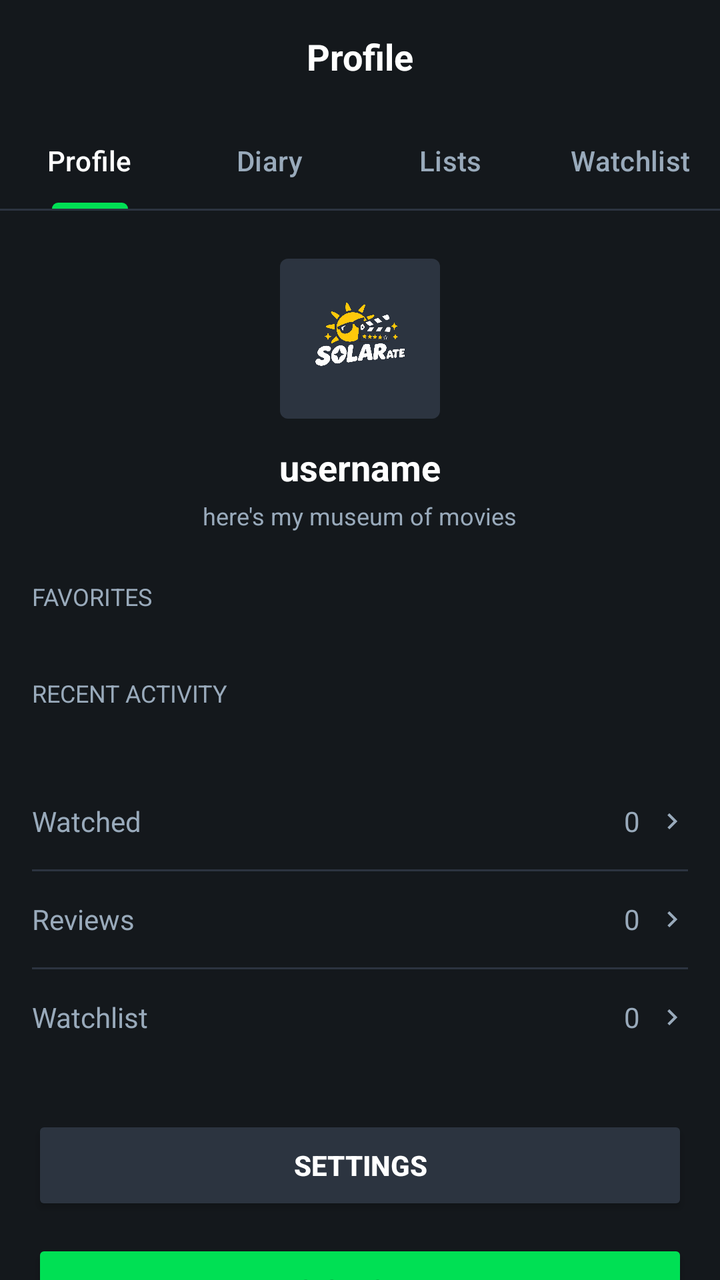
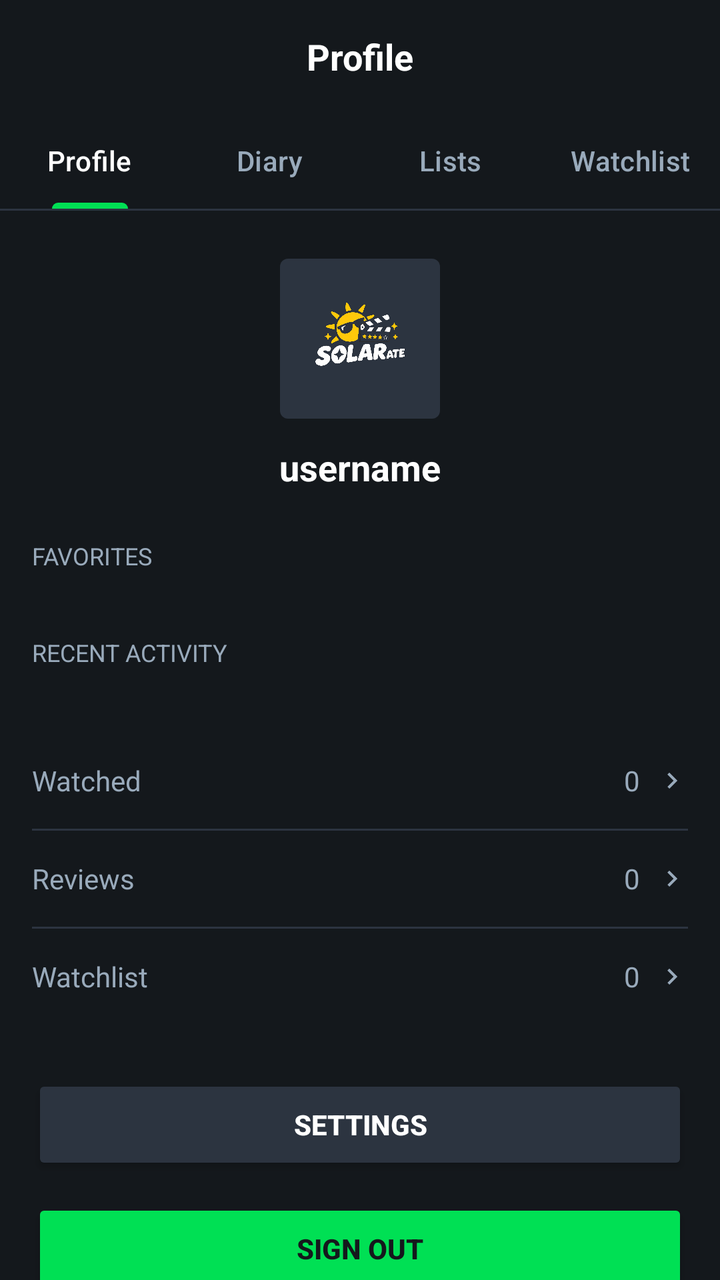

The first picture is an Android layout as it rendered before a commit; the second is the same layout after the commit. The layout source and the unified diff follow.
<!-- AndroidManifest.xml: application theme Theme.Solarate -->
<!-- res/layout/fragment_profile.xml -->
<?xml version="1.0" encoding="utf-8"?>
<LinearLayout xmlns:android="http://schemas.android.com/apk/res/android"
    xmlns:app="http://schemas.android.com/apk/res-auto"
    android:layout_width="match_parent"
    android:layout_height="match_parent"
    android:orientation="vertical"
    android:background="@color/lb_black">

    
    <TextView
        android:layout_width="match_parent"
        android:layout_height="wrap_content"
        android:text="Profile"
        android:textColor="@color/white"
        android:textSize="18sp"
        android:textStyle="bold"
        android:gravity="center"
        android:padding="16dp" />

    <com.google.android.material.tabs.TabLayout
        android:id="@+id/profileTabs"
        android:layout_width="match_parent"
        android:layout_height="wrap_content"
        android:background="@color/lb_black"
        app:tabIndicatorColor="@color/lb_green"
        app:tabSelectedTextColor="@color/white"
        app:tabTextColor="@color/lb_gray"
        app:tabMode="fixed"
        app:tabGravity="fill">
        <com.google.android.material.tabs.TabItem android:text="Profile" />
        <com.google.android.material.tabs.TabItem android:text="Diary" />
        <com.google.android.material.tabs.TabItem android:text="Lists" />
        <com.google.android.material.tabs.TabItem android:text="Watchlist" />
    </com.google.android.material.tabs.TabLayout>

    <View
        android:layout_width="match_parent"
        android:layout_height="1dp"
        android:background="@color/lb_dark" />

    <FrameLayout
        android:layout_width="match_parent"
        android:layout_height="0dp"
        android:layout_weight="1">

        
        <androidx.core.widget.NestedScrollView
            android:id="@+id/panelProfile"
            android:layout_width="match_parent"
            android:layout_height="match_parent">

            <LinearLayout
                android:layout_width="match_parent"
                android:layout_height="wrap_content"
                android:orientation="vertical">

                
                <LinearLayout
                    android:layout_width="match_parent"
                    android:layout_height="wrap_content"
                    android:orientation="vertical"
                    android:gravity="center_horizontal"
                    android:paddingVertical="24dp">

                    <ImageView
                        android:id="@+id/ivProfileAvatar"
                        android:layout_width="80dp"
                        android:layout_height="80dp"
                        android:src="@drawable/logo_solarate"
                        android:background="@drawable/bg_pro_badge"
                        android:backgroundTint="@color/lb_dark"
                        android:padding="12dp"
                        android:layout_marginBottom="12dp" />

                    <TextView
                        android:id="@+id/tvProfileUsernameHeader"
                        android:layout_width="wrap_content"
                        android:layout_height="wrap_content"
                        android:text="username"
                        android:textColor="@color/white"
                        android:textSize="18sp"
                        android:textStyle="bold" />

                    <TextView
                        android:id="@+id/tvProfileBio"
                        android:layout_width="wrap_content"
                        android:layout_height="wrap_content"
                        android:gravity="center"
                        android:paddingHorizontal="24dp"
                        android:text="here's my museum of movies"
                        android:textColor="@color/lb_gray"
                        android:textSize="12sp"
                        android:layout_marginTop="4dp" />
                </LinearLayout>

                
                <TextView
                    android:layout_width="match_parent"
                    android:layout_height="wrap_content"
                    android:text="FAVORITES"
                    android:textColor="@color/lb_gray"
                    android:textSize="12sp"
                    android:paddingHorizontal="16dp"
                    android:layout_marginBottom="8dp" />

                <HorizontalScrollView
                    android:layout_width="match_parent"
                    android:layout_height="wrap_content"
                    android:paddingHorizontal="16dp"
                    android:scrollbars="none"
                    android:layout_marginBottom="24dp">

                    <LinearLayout
                        android:id="@+id/llFavorites"
                        android:layout_width="wrap_content"
                        android:layout_height="wrap_content"
                        android:orientation="horizontal" />
                </HorizontalScrollView>

                <TextView
                    android:id="@+id/tvFavoritesEmpty"
                    android:layout_width="match_parent"
                    android:layout_height="wrap_content"
                    android:text="Belum ada favorit. Tekan tombol Favorite di halaman detail film."
                    android:textColor="@color/lb_gray"
                    android:textSize="12sp"
                    android:paddingHorizontal="16dp"
                    android:layout_marginTop="-16dp"
                    android:layout_marginBottom="24dp"
                    android:visibility="gone" />

                
                <TextView
                    android:layout_width="match_parent"
                    android:layout_height="wrap_content"
                    android:text="RECENT ACTIVITY"
                    android:textColor="@color/lb_gray"
                    android:textSize="12sp"
                    android:paddingHorizontal="16dp"
                    android:layout_marginBottom="8dp" />

                <HorizontalScrollView
                    android:layout_width="match_parent"
                    android:layout_height="wrap_content"
                    android:paddingHorizontal="16dp"
                    android:scrollbars="none"
                    android:layout_marginBottom="24dp">

                    <LinearLayout
                        android:id="@+id/llRecent"
                        android:layout_width="wrap_content"
                        android:layout_height="wrap_content"
                        android:orientation="horizontal" />
                </HorizontalScrollView>

                <TextView
                    android:id="@+id/tvRecentEmpty"
                    android:layout_width="match_parent"
                    android:layout_height="wrap_content"
                    android:text="Belum ada aktivitas. Tandai film sebagai Watched atau tulis review."
                    android:textColor="@color/lb_gray"
                    android:textSize="12sp"
                    android:paddingHorizontal="16dp"
                    android:layout_marginTop="-16dp"
                    android:layout_marginBottom="24dp"
                    android:visibility="gone" />

                
                <LinearLayout
                    android:layout_width="match_parent"
                    android:layout_height="wrap_content"
                    android:orientation="vertical"
                    android:paddingHorizontal="16dp">

                    
                    <LinearLayout
                        android:id="@+id/rowWatched"
                        android:layout_width="match_parent"
                        android:layout_height="48dp"
                        android:orientation="horizontal"
                        android:gravity="center_vertical"
                        android:background="?attr/selectableItemBackground">

                        <TextView android:layout_width="0dp" android:layout_height="wrap_content" android:layout_weight="1" android:text="Watched" android:textColor="@color/lb_gray" android:textSize="14sp"/>
                        <TextView android:id="@+id/tvWatchedCount" android:layout_width="wrap_content" android:layout_height="wrap_content" android:text="0" android:textColor="@color/lb_gray" android:textSize="14sp" android:layout_marginEnd="8dp"/>
                        <ImageView android:layout_width="16dp" android:layout_height="16dp" android:src="@drawable/ic_arrow_right" app:tint="@color/lb_gray"/>
                    </LinearLayout>
                    <View android:layout_width="match_parent" android:layout_height="1dp" android:background="@color/lb_dark" />

                    
                    <LinearLayout
                        android:id="@+id/rowReviews"
                        android:layout_width="match_parent"
                        android:layout_height="48dp"
                        android:orientation="horizontal"
                        android:gravity="center_vertical"
                        android:background="?attr/selectableItemBackground">

                        <TextView android:layout_width="0dp" android:layout_height="wrap_content" android:layout_weight="1" android:text="Reviews" android:textColor="@color/lb_gray" android:textSize="14sp"/>
                        <TextView android:id="@+id/tvReviewsCount" android:layout_width="wrap_content" android:layout_height="wrap_content" android:text="0" android:textColor="@color/lb_gray" android:textSize="14sp" android:layout_marginEnd="8dp"/>
                        <ImageView android:layout_width="16dp" android:layout_height="16dp" android:src="@drawable/ic_arrow_right" app:tint="@color/lb_gray"/>
                    </LinearLayout>
                    <View android:layout_width="match_parent" android:layout_height="1dp" android:background="@color/lb_dark" />

                    
                    <LinearLayout
                        android:id="@+id/rowWatchlist"
                        android:layout_width="match_parent"
                        android:layout_height="48dp"
                        android:orientation="horizontal"
                        android:gravity="center_vertical"
                        android:background="?attr/selectableItemBackground">

                        <TextView android:layout_width="0dp" android:layout_height="wrap_content" android:layout_weight="1" android:text="Watchlist" android:textColor="@color/lb_gray" android:textSize="14sp"/>
                        <TextView android:id="@+id/tvWatchlistCount" android:layout_width="wrap_content" android:layout_height="wrap_content" android:text="0" android:textColor="@color/lb_gray" android:textSize="14sp" android:layout_marginEnd="8dp"/>
                        <ImageView android:layout_width="16dp" android:layout_height="16dp" android:src="@drawable/ic_arrow_right" app:tint="@color/lb_gray"/>
                    </LinearLayout>

                </LinearLayout>

                
                <View android:layout_width="match_parent" android:layout_height="25dp" />

                
                <Button
                    android:id="@+id/btnSettings"
                    android:layout_width="match_parent"
                    android:layout_height="50dp"
                    android:layout_marginHorizontal="16dp"
                    android:layout_marginBottom="12dp"
                    android:text="Settings"
                    android:textColor="@color/white"
                    android:backgroundTint="@color/lb_dark"
                    android:textStyle="bold" />

                
                <Button
                    android:id="@+id/btnLogout"
                    android:layout_width="match_parent"
                    android:layout_height="50dp"
                    android:layout_marginHorizontal="16dp"
                    android:layout_marginBottom="24dp"
                    android:text="Sign Out"
                    android:textColor="@color/lb_black"
                    android:backgroundTint="@color/lb_green"
                    android:textStyle="bold" />

            </LinearLayout>
        </androidx.core.widget.NestedScrollView>

        
        <LinearLayout
            android:id="@+id/panelDiary"
            android:layout_width="match_parent"
            android:layout_height="match_parent"
            android:orientation="vertical"
            android:visibility="gone">

            
            <androidx.recyclerview.widget.RecyclerView
                android:id="@+id/rvDiaryTab"
                android:layout_width="match_parent"
                android:layout_height="match_parent" />

            
            <TextView
                android:id="@+id/tvDiaryEmpty"
                android:layout_width="match_parent"
                android:layout_height="wrap_content"
                android:padding="16dp"
                android:text="Belum ada film di diary.\nBuka detail film lalu tekan Review untuk mencatat tanggal nonton."
                android:textColor="@color/lb_gray"
                android:visibility="gone" />
        </LinearLayout>

        
        <LinearLayout
            android:id="@+id/panelLists"
            android:layout_width="match_parent"
            android:layout_height="match_parent"
            android:orientation="vertical"
            android:visibility="gone">

            <TextView
                android:layout_width="match_parent"
                android:layout_height="wrap_content"
                android:text="Your Lists"
                android:textColor="@color/white"
                android:textSize="18sp"
                android:textStyle="bold"
                android:paddingHorizontal="16dp"
                android:paddingTop="16dp"
                android:paddingBottom="8dp" />

            <TextView
                android:id="@+id/tvListsStatus"
                android:layout_width="match_parent"
                android:layout_height="wrap_content"
                android:paddingHorizontal="16dp"
                android:text="Memuat lists..."
                android:textColor="@color/lb_gray"
                android:visibility="gone" />

            <androidx.recyclerview.widget.RecyclerView
                android:id="@+id/rvListsTab"
                android:layout_width="match_parent"
                android:layout_height="0dp"
                android:layout_weight="1"
                android:clipToPadding="false"
                android:paddingHorizontal="16dp"
                android:paddingBottom="12dp" />
        </LinearLayout>

        
        <LinearLayout
            android:id="@+id/panelWatchlist"
            android:layout_width="match_parent"
            android:layout_height="match_parent"
            android:orientation="vertical"
            android:visibility="gone">

            <TextView
                android:id="@+id/tvWatchlistTabCount"
                android:layout_width="match_parent"
                android:layout_height="wrap_content"
                android:text="0 films"
                android:textColor="@color/lb_gray"
                android:textSize="13sp"
                android:paddingHorizontal="16dp"
                android:paddingTop="16dp"
                android:paddingBottom="8dp" />

            <TextView
                android:id="@+id/tvWatchlistTabEmpty"
                android:layout_width="match_parent"
                android:layout_height="wrap_content"
                android:text="Belum ada film yang ingin ditonton.\nTekan tombol Watchlist di halaman detail film."
                android:textColor="@color/lb_gray"
                android:paddingHorizontal="16dp"
                android:visibility="gone" />

            <androidx.recyclerview.widget.RecyclerView
                android:id="@+id/rvWatchlistTab"
                android:layout_width="match_parent"
                android:layout_height="0dp"
                android:layout_weight="1"
                android:clipToPadding="false"
                android:paddingHorizontal="12dp"
                android:paddingBottom="12dp" />
        </LinearLayout>
    </FrameLayout>
</LinearLayout>
<!-- resources referenced by this layout -->
<resources>
  <color name="lb_black">#14181C</color>
  <color name="lb_dark">#2C3440</color>
  <color name="lb_gray">#9AB</color>
  <color name="lb_green">#00E054</color>
  <color name="white">#FFFFFF</color>
  <!-- drawable bg_pro_badge (drawable) -->
  <?xml version="1.0" encoding="utf-8"?>
  <shape xmlns:android="http://schemas.android.com/apk/res/android" android:shape="rectangle">
      <solid android:color="@color/lb_orange" />
      <corners android:radius="4dp" />
  </shape>
  <!-- drawable ic_arrow_right (drawable) -->
  <vector xmlns:android="http://schemas.android.com/apk/res/android"
      android:width="24dp" android:height="24dp"
      android:viewportWidth="24" android:viewportHeight="24">
      <path android:fillColor="#FFFFFFFF" android:pathData="M8.59,16.59L13.17,12 8.59,7.41 10,6l6,6 -6,6 -1.41,-1.41z"/>
  </vector>
  <!-- drawable logo_solarate: png bitmap (drawable, 305085 bytes) -->
  <style name="Theme.Solarate" parent="Base.Theme.Solarate" />
  <color name="lb_orange">#FF8000</color>
  <style name="Base.Theme.Solarate" parent="Theme.Material3.Dark.NoActionBar">
          <item name="android:statusBarColor">@color/lb_black</item>
          <item name="android:windowBackground">@color/lb_black</item>
      </style>
</resources>

<!-- the commit's change to res/layout/fragment_profile.xml (unified diff, before → after) -->
@@ -80,17 +80,6 @@
                         android:textColor="@color/white"
                         android:textSize="18sp"
                         android:textStyle="bold" />
-
-                    <TextView
-                        android:id="@+id/tvProfileBio"
-                        android:layout_width="wrap_content"
-                        android:layout_height="wrap_content"
-                        android:gravity="center"
-                        android:paddingHorizontal="24dp"
-                        android:text="here's my museum of movies"
-                        android:textColor="@color/lb_gray"
-                        android:textSize="12sp"
-                        android:layout_marginTop="4dp" />
                 </LinearLayout>
 
                 
